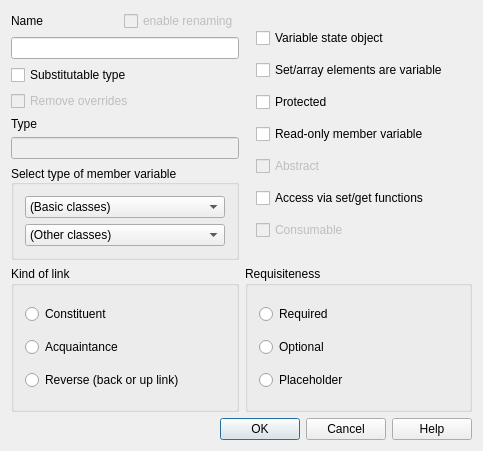
Before: the Qt Designer form lavape/src/LavaPE_UI/idd_attrbox.ui in berkus/lavape, drawn with Qt 5.
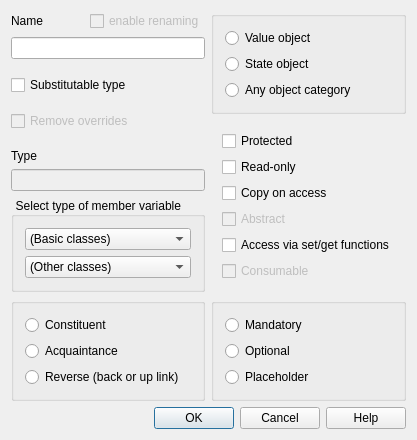
After: the same form once the commit is applied.

Patch:
```diff
--- a/lavape/src/LavaPE_UI/idd_attrbox.ui
+++ b/lavape/src/LavaPE_UI/idd_attrbox.ui
@@ -5,58 +5,36 @@
    <rect>
     <x>0</x>
     <y>0</y>
-    <width>483</width>
-    <height>451</height>
+    <width>377</width>
+    <height>437</height>
    </rect>
   </property>
   <property name="windowTitle" >
    <string>Member variable</string>
   </property>
   <layout class="QVBoxLayout" >
-   <item>
-    <layout class="QHBoxLayout" >
-     <item>
-      <layout class="QVBoxLayout" >
-       <item>
-        <layout class="QVBoxLayout" >
-         <item>
-          <layout class="QHBoxLayout" >
-           <item>
-            <widget class="QLabel" name="Label_IDC_STATIC67" >
-             <property name="focusPolicy" >
-              <enum>Qt::NoFocus</enum>
-             </property>
-             <property name="text" >
-              <string>Name</string>
-             </property>
-            </widget>
-           </item>
+   <property name="margin" >
+    <number>11</number>
+   </property>
+   <property name="spacing" >
+    <number>6</number>
+   </property>
            <item>
-            <widget class="QCheckBox" name="EnableName" >
-             <property name="enabled" >
-              <bool>false</bool>
-             </property>
-             <property name="text" >
-              <string>enable renaming</string>
-             </property>
-            </widget>
-           </item>
-          </layout>
-         </item>
-         <item>
-          <widget class="QLineEdit" name="NewName" >
-           <property name="focusPolicy" >
-            <enum>Qt::StrongFocus</enum>
-           </property>
-           <property name="alignment" >
-            <set>Qt::AlignLeading</set>
-           </property>
-          </widget>
-         </item>
-        </layout>
-       </item>
-       <item>
-        <layout class="QVBoxLayout" >
+    <layout class="QGridLayout" >
+     <property name="margin" >
+      <number>0</number>
+     </property>
+     <property name="spacing" >
+      <number>6</number>
+     </property>
+     <item rowspan="2" row="1" column="0" >
+      <layout class="QVBoxLayout" >
+       <property name="margin" >
+        <number>0</number>
+       </property>
+       <property name="spacing" >
+        <number>6</number>
+       </property>
          <item>
           <widget class="QCheckBox" name="Substitutable" >
            <property name="text" >
@@ -76,8 +54,56 @@
          </item>
         </layout>
        </item>
+     <item row="4" column="1" >
+      <widget class="QGroupBox" name="BGroup_Mode" >
+       <layout class="QVBoxLayout" >
+        <property name="margin" >
+         <number>11</number>
+        </property>
+        <property name="spacing" >
+         <number>6</number>
+        </property>
        <item>
+         <widget class="QRadioButton" name="Mandatory" >
+          <property name="focusPolicy" >
+           <enum>Qt::StrongFocus</enum>
+          </property>
+          <property name="text" >
+           <string>Mandatory</string>
+          </property>
+         </widget>
+        </item>
+        <item>
+         <widget class="QRadioButton" name="Optional" >
+          <property name="focusPolicy" >
+           <enum>Qt::StrongFocus</enum>
+          </property>
+          <property name="text" >
+           <string>Optional</string>
+          </property>
+         </widget>
+        </item>
+        <item>
+         <widget class="QRadioButton" name="Placeholder" >
+          <property name="focusPolicy" >
+           <enum>Qt::StrongFocus</enum>
+          </property>
+          <property name="text" >
+           <string>Placeholder</string>
+          </property>
+         </widget>
+        </item>
+       </layout>
+      </widget>
+     </item>
+     <item row="3" column="0" >
         <layout class="QVBoxLayout" >
+       <property name="margin" >
+        <number>0</number>
+       </property>
+       <property name="spacing" >
+        <number>6</number>
+       </property>
          <item>
           <widget class="QLabel" name="Label_IDC_STATIC68" >
            <property name="focusPolicy" >
@@ -110,12 +136,15 @@
             <string>Select type of member variable</string>
            </property>
            <property name="alignment" >
-            <set>Qt::AlignLeading|Qt::AlignLeft|Qt::AlignVCenter</set>
+          <set>Qt::AlignCenter|Qt::AlignHCenter|Qt::AlignJustify|Qt::AlignLeading|Qt::AlignLeft|Qt::AlignRight|Qt::AlignTrailing|Qt::AlignVCenter</set>
            </property>
            <layout class="QVBoxLayout" >
             <property name="margin" >
              <number>11</number>
             </property>
+          <property name="spacing" >
+           <number>6</number>
+          </property>
             <item>
              <widget class="QComboBox" name="BasicTypes" >
               <item>
@@ -139,27 +168,14 @@
          </item>
         </layout>
        </item>
-      </layout>
-     </item>
-     <item>
+     <item rowspan="2" row="2" column="1" >
       <layout class="QVBoxLayout" >
        <property name="margin" >
         <number>11</number>
        </property>
-       <item>
-        <widget class="QCheckBox" name="StateObject" >
-         <property name="text" >
-          <string>Variable state object</string>
-         </property>
-        </widget>
-       </item>
-       <item>
-        <widget class="QCheckBox" name="ElemsAreVariable" >
-         <property name="text" >
-          <string>Set/array elements are variable</string>
-         </property>
-        </widget>
-       </item>
+       <property name="spacing" >
+        <number>6</number>
+       </property>
        <item>
         <widget class="QCheckBox" name="Protected" >
          <property name="focusPolicy" >
@@ -171,12 +187,22 @@
         </widget>
        </item>
        <item>
-        <widget class="QCheckBox" name="ReadOnly" >
+        <widget class="QCheckBox" name="ConstProp" >
          <property name="focusPolicy" >
           <enum>Qt::StrongFocus</enum>
          </property>
          <property name="text" >
-          <string>Read-only member variable</string>
+          <string>Read-only</string>
+         </property>
+        </widget>
+       </item>
+       <item>
+        <widget class="QCheckBox" name="PassByValue" >
+         <property name="focusPolicy" >
+          <enum>Qt::StrongFocus</enum>
+         </property>
+         <property name="text" >
+          <string>Copy on access</string>
          </property>
         </widget>
        </item>
@@ -195,12 +221,6 @@
        </item>
        <item>
         <widget class="QCheckBox" name="SetGet" >
-         <property name="sizePolicy" >
-          <sizepolicy vsizetype="Fixed" hsizetype="MinimumExpanding" >
-           <horstretch>0</horstretch>
-           <verstretch>0</verstretch>
-          </sizepolicy>
-         </property>
          <property name="focusPolicy" >
           <enum>Qt::StrongFocus</enum>
          </property>
@@ -224,25 +244,15 @@
        </item>
       </layout>
      </item>
-    </layout>
-   </item>
-   <item>
-    <layout class="QHBoxLayout" >
-     <item>
+     <item row="4" column="0" >
       <widget class="QGroupBox" name="BGroup_KindOfRef" >
-       <property name="sizePolicy" >
-        <sizepolicy vsizetype="MinimumExpanding" hsizetype="MinimumExpanding" >
-         <horstretch>0</horstretch>
-         <verstretch>0</verstretch>
-        </sizepolicy>
-       </property>
-       <property name="title" >
-        <string>Kind of link</string>
-       </property>
        <layout class="QVBoxLayout" >
         <property name="margin" >
          <number>11</number>
         </property>
+        <property name="spacing" >
+         <number>6</number>
+        </property>
         <item>
          <widget class="QRadioButton" name="DownC" >
           <property name="focusPolicy" >
@@ -276,23 +286,67 @@
        </layout>
       </widget>
      </item>
+     <item row="0" column="0" >
+      <layout class="QVBoxLayout" >
+       <property name="margin" >
+        <number>0</number>
+       </property>
+       <property name="spacing" >
+        <number>6</number>
+       </property>
      <item>
-      <widget class="QGroupBox" name="BGroup_Mode" >
-       <property name="sizePolicy" >
-        <sizepolicy vsizetype="MinimumExpanding" hsizetype="MinimumExpanding" >
-         <horstretch>0</horstretch>
-         <verstretch>0</verstretch>
-        </sizepolicy>
-       </property>
-       <property name="title" >
-        <string>Requisiteness</string>
-       </property>
+        <layout class="QHBoxLayout" >
+         <property name="margin" >
+          <number>0</number>
+         </property>
+         <property name="spacing" >
+          <number>6</number>
+         </property>
+         <item>
+          <widget class="QLabel" name="Label_IDC_STATIC67" >
+           <property name="focusPolicy" >
+            <enum>Qt::NoFocus</enum>
+           </property>
+           <property name="text" >
+            <string>Name</string>
+           </property>
+          </widget>
+         </item>
+         <item>
+          <widget class="QCheckBox" name="EnableName" >
+           <property name="enabled" >
+            <bool>false</bool>
+           </property>
+           <property name="text" >
+            <string>enable renaming</string>
+           </property>
+          </widget>
+         </item>
+        </layout>
+       </item>
+       <item>
+        <widget class="QLineEdit" name="NewName" >
+         <property name="focusPolicy" >
+          <enum>Qt::StrongFocus</enum>
+         </property>
+         <property name="alignment" >
+          <set>Qt::AlignLeading</set>
+         </property>
+        </widget>
+       </item>
+      </layout>
+     </item>
+     <item rowspan="2" row="0" column="1" >
+      <widget class="QGroupBox" name="BGroup_ObjCat" >
        <layout class="QVBoxLayout" >
         <property name="margin" >
          <number>11</number>
         </property>
+        <property name="spacing" >
+         <number>6</number>
+        </property>
         <item>
-         <widget class="QRadioButton" name="Mandatory" >
+         <widget class="QRadioButton" name="ValueObject" >
           <property name="focusPolicy" >
            <enum>Qt::StrongFocus</enum>
           </property>
@@ -300,12 +354,12 @@
            <string>Value mustn't be "null"</string>
           </property>
           <property name="text" >
-           <string>Required</string>
+           <string>Value object</string>
           </property>
          </widget>
         </item>
         <item>
-         <widget class="QRadioButton" name="Optional" >
+         <widget class="QRadioButton" name="StateObject" >
           <property name="focusPolicy" >
            <enum>Qt::StrongFocus</enum>
           </property>
@@ -313,20 +367,14 @@
            <string>Value may be "null"</string>
           </property>
           <property name="text" >
-           <string>Optional</string>
+           <string>State object</string>
           </property>
          </widget>
         </item>
         <item>
-         <widget class="QRadioButton" name="Placeholder" >
-          <property name="focusPolicy" >
-           <enum>Qt::StrongFocus</enum>
-          </property>
-          <property name="toolTip" >
-           <string>Unused field in corresp. form representation</string>
-          </property>
+         <widget class="QRadioButton" name="AnyCategory" >
           <property name="text" >
-           <string>Placeholder</string>
+           <string>Any object category</string>
           </property>
          </widget>
         </item>
@@ -337,6 +385,12 @@
    </item>
    <item>
     <layout class="QHBoxLayout" >
+     <property name="margin" >
+      <number>0</number>
+     </property>
+     <property name="spacing" >
+      <number>6</number>
+     </property>
      <item>
       <spacer>
        <property name="orientation" >
```
Left out of the diff: 18 changed lines with no effect on the pictures. Lines whose indentation alone changed are shown as unchanged.
